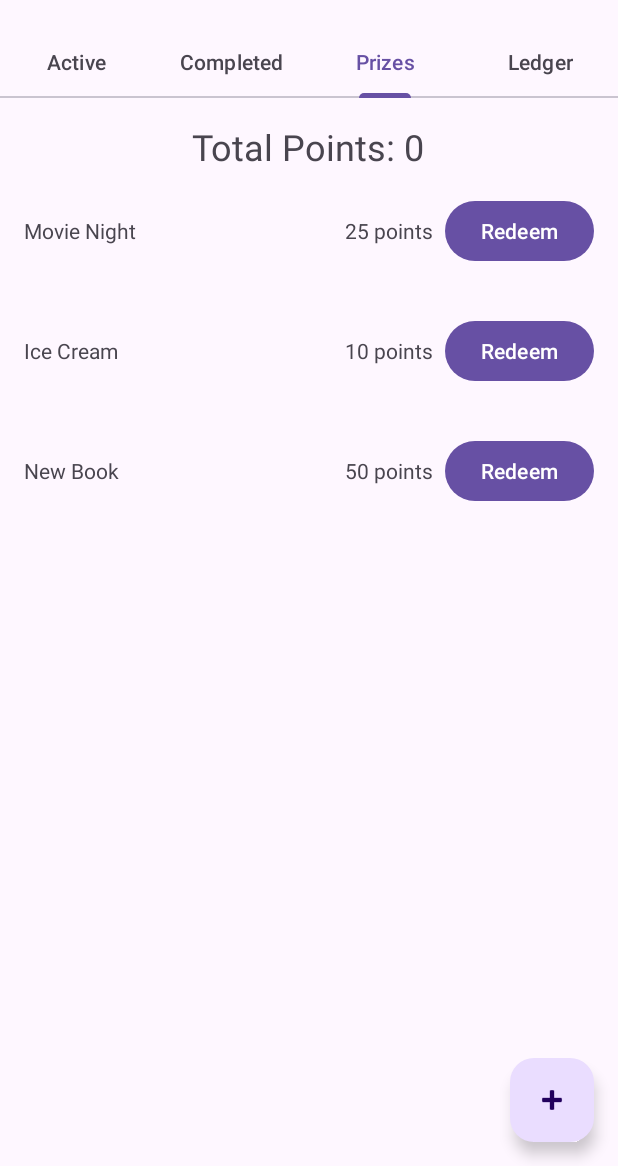
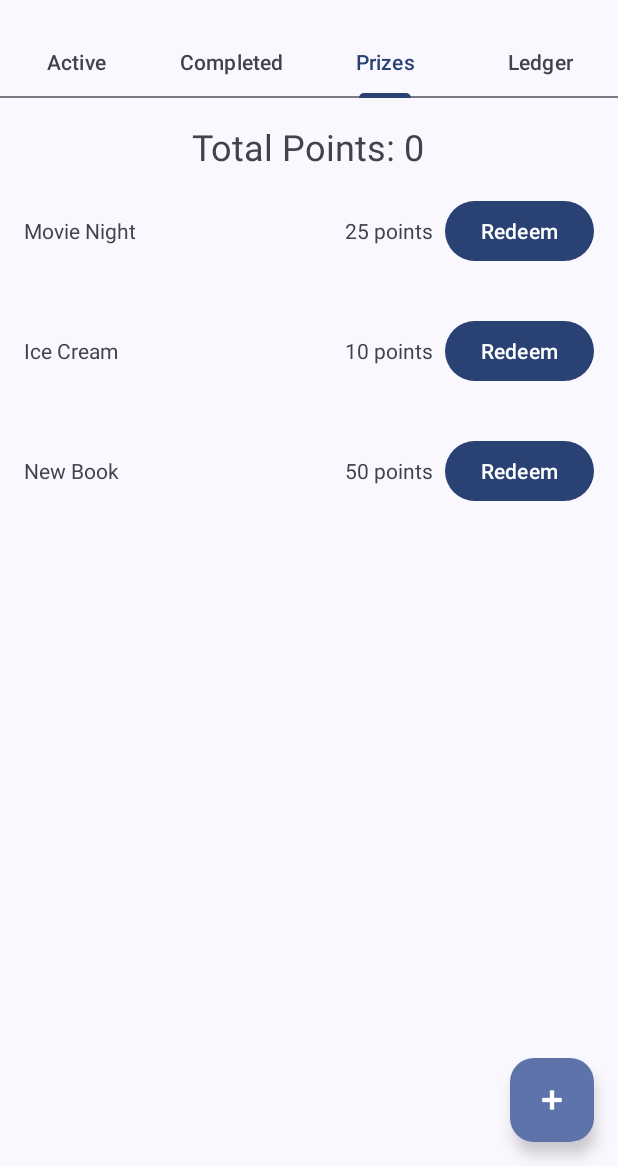
Before and after one commit to NickSanft/TooDo, an Android app: the screen it shows after launch (MainActivity), tab 3 chosen, on a phone screen of 412 x 824 dp, the part 70-1236 px from its top. Run offline under Robolectric (Android 15) with nearby library versions, the phone set to English and light mode, and no system bars; our stand-ins replace Room's generated code.

Commit message:
Themes are better

```diff
--- a/app/src/main/res/values-night/themes.xml
+++ b/app/src/main/res/values-night/themes.xml
@@ -1,20 +1,9 @@
 <resources xmlns:tools="http://schemas.android.com/tools">
     <!-- Base application theme. -->
-    <style name="Base.Theme.TooDo" parent="Theme.MaterialComponents.DayNight.NoActionBar">
-        <!-- Primary brand color. -->
-        <item name="colorPrimary">@color/primary</item>
-        <item name="colorPrimaryVariant">@color/primary_dark</item>
-        <item name="colorOnPrimary">@color/primary_text</item>
-        <!-- Secondary brand color. -->
-        <item name="colorSecondary">@color/accent</item>
-        <item name="colorSecondaryVariant">@color/accent</item>
-        <item name="colorOnSecondary">@color/primary_text</item>
-        <!-- Status bar color. -->
-        <item name="android:statusBarColor" tools:targetApi="l">?attr/colorPrimaryVariant</item>
-        <!-- Customize your theme here. -->
-        <item name="android:colorBackground">@color/background</item>
-        <item name="colorSurface">@color/surface</item>
-        <item name="colorOnSurface">@color/on_surface</item>
-        <item name="android:navigationBarColor">@color/surface</item>
+    <style name="Base.Theme.TooDo" parent="Theme.Material3.DayNight">
+        <!-- Customize your dark theme here. -->
+        <!-- <item name="colorPrimary">@color/my_dark_primary</item> -->
+        <item name="windowActionBar">false</item>
+        <item name="windowNoTitle">true</item>
     </style>
 </resources>
--- a/app/src/main/res/values-v23/themes.xml
+++ b/app/src/main/res/values-v23/themes.xml
@@ -1,9 +1,12 @@
 <resources xmlns:tools="http://schemas.android.com/tools">
 
-    <style name="Theme.TooDo" parent="Base.Theme.TooDo">
-        <!-- Transparent system bars for edge-to-edge. -->
-        <item name="android:navigationBarColor">@android:color/transparent</item>
-        <item name="android:statusBarColor">@android:color/transparent</item>
-        <item name="android:windowLightStatusBar">?attr/isLightTheme</item>
+    <style name="Base.Theme.TooDo" parent="Theme.Material3.DayNight">
+        <!--
+            Theme customizations available in newer API levels can go in
+            res/values-vXX/themes.xml, while customizations related to
+            backward-compatibility can go here.
+        -->
+        <item name="windowActionBar">false</item>
+        <item name="windowNoTitle">true</item>
     </style>
 </resources>
--- a/app/src/main/res/values/themes.xml
+++ b/app/src/main/res/values/themes.xml
@@ -1,8 +1,10 @@
 <resources xmlns:tools="http://schemas.android.com/tools">
     <!-- Base application theme. -->
-    <style name="Base.Theme.TooDo" parent="Theme.Material3.DayNight.NoActionBar">
+    <style name="Base.Theme.TooDo" parent="Theme.Material3.DayNight">
         <!-- Customize your light theme here. -->
         <!-- <item name="colorPrimary">@color/my_light_primary</item> -->
+        <item name="windowActionBar">false</item>
+        <item name="windowNoTitle">true</item>
     </style>
 
     <style name="Theme.TooDo" parent="Base.Theme.TooDo" />
```
Also changed, not shown: app/src/main/java/com/divora/toodo/MainActivity.kt (+5 -3 lines), app/src/main/java/com/divora/toodo/PrizesFragment.kt (+6 -6 lines).
